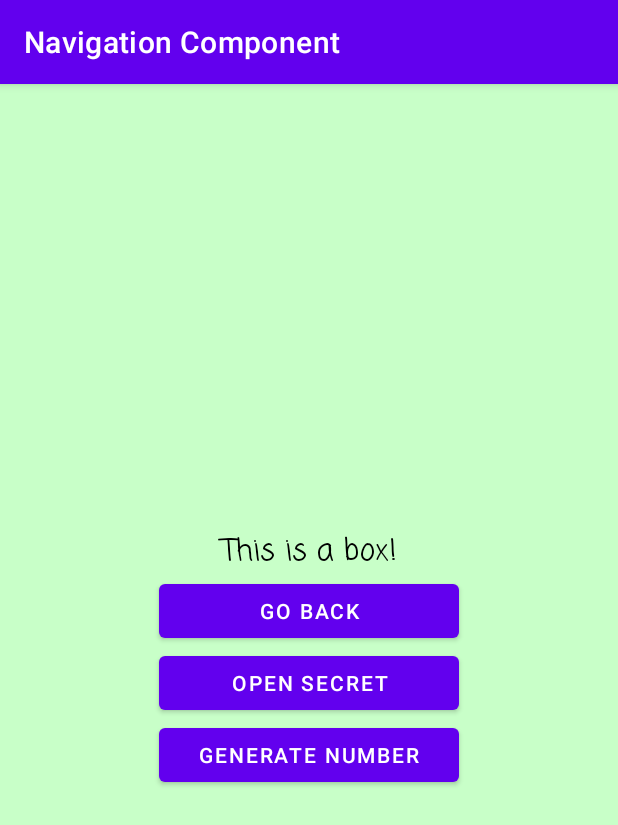
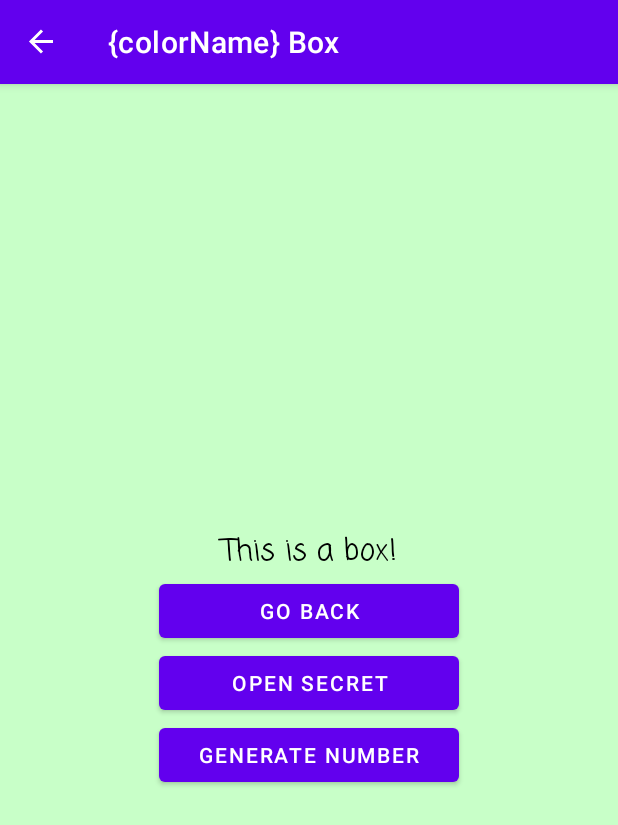
Before and after one commit to Keltullis/JetpackNavigationComponent, an Android app: the screen it shows after launch (MainActivity), after a tap on "GREEN BOX", on a phone screen of 412 x 824 dp. Shown: the top 825 px of the screen. Run offline under Robolectric (Android 15) with nearby library versions, the phone set to English and light mode, and no system bars; our stand-ins replace navigation-ui.

Commit message:
Добавил плагин Save Args,он позволил избавиться от бандлов а так же,внёс небольшие изменения в граф,теперь он использует аргументы и подставляет их.

```diff
--- a/app/build.gradle
+++ b/app/build.gradle
@@ -1,6 +1,7 @@
 plugins {
     id 'com.android.application'
     id 'org.jetbrains.kotlin.android'
+    id 'androidx.navigation.safeargs.kotlin'
 }
 
 android {
--- a/app/src/main/java/com/bignerdranch/android/navigationcomponent/BoxFragment.kt
+++ b/app/src/main/java/com/bignerdranch/android/navigationcomponent/BoxFragment.kt
@@ -5,6 +5,7 @@ import android.view.View
 import androidx.core.os.bundleOf
 import androidx.fragment.app.Fragment
 import androidx.navigation.fragment.findNavController
+import androidx.navigation.fragment.navArgs
 import com.bignerdranch.android.navigationcomponent.databinding.FragmentBoxBinding
 import kotlin.random.Random
 
@@ -12,12 +13,16 @@ class BoxFragment:Fragment(R.layout.fragment_box) {
 
     private lateinit var binding: FragmentBoxBinding
 
+    // Получаем аргументы с помощью делегата
+    private val args:BoxFragmentArgs by navArgs()
+
     override fun onViewCreated(view: View, savedInstanceState: Bundle?) {
         super.onViewCreated(view, savedInstanceState)
         binding = FragmentBoxBinding.bind(view)
 
         // Получаем
-        val color = requireArguments().getInt(ARG_COLOR)
+        //val color = BoxFragmentArgs.fromBundle(requireArguments()).color
+        val color = args.color
         binding.root.setBackgroundColor(color)
 
         binding.goBackButton.setOnClickListener {
@@ -26,15 +31,18 @@ class BoxFragment:Fragment(R.layout.fragment_box) {
         }
 
         binding.openSecretButton.setOnClickListener {
-            findNavController().navigate(R.id.action_boxFragment_to_secretFragment)
+            //findNavController().navigate(R.id.action_boxFragment_to_secretFragment)
+            findNavController().navigate(BoxFragmentDirections.actionBoxFragmentToSecretFragment())
         }
 
         binding.generateNumberButton.setOnClickListener {
-            val number = Random.nextInt()
+            val number = Random.nextInt(100)
+
             // Возвращаем число другому фрагменту силами Navigation Component
-            //findNavController().previousBackStackEntry?.savedStateHandle?.set(EXTRA_RANDOM_NUMBER,number)
+            findNavController().previousBackStackEntry?.savedStateHandle?.set(EXTRA_RANDOM_NUMBER,number)
+
             // Возвращаем число другому фрагменту силами Fragment Result Api
-            parentFragmentManager.setFragmentResult(REQUEST_CODE, bundleOf(EXTRA_RANDOM_NUMBER to number))
+            //parentFragmentManager.setFragmentResult(REQUEST_CODE, bundleOf(EXTRA_RANDOM_NUMBER to number))
 
             findNavController().popBackStack()
         }
@@ -43,6 +51,7 @@ class BoxFragment:Fragment(R.layout.fragment_box) {
 
     companion object{
         const val ARG_COLOR = "color"
+        const val ARG_COLOR_NAME = "colorName"
         const val EXTRA_RANDOM_NUMBER = "EXTRA_RANDOM_NUMBER"
         const val REQUEST_CODE = "RANDOM_NUMBER_REQUEST_CODE"
     }
--- a/app/src/main/java/com/bignerdranch/android/navigationcomponent/MainActivity.kt
+++ b/app/src/main/java/com/bignerdranch/android/navigationcomponent/MainActivity.kt
@@ -2,11 +2,31 @@ package com.bignerdranch.android.navigationcomponent
 
 import androidx.appcompat.app.AppCompatActivity
 import android.os.Bundle
+import androidx.navigation.NavController
+import androidx.navigation.fragment.NavHostFragment
+import androidx.navigation.ui.NavigationUI
 
 class MainActivity : AppCompatActivity() {
+
+    private lateinit var navController:NavController
+
     override fun onCreate(savedInstanceState: Bundle?) {
         super.onCreate(savedInstanceState)
         setContentView(R.layout.activity_main)
+        val navHost = supportFragmentManager.findFragmentById(R.id.fragmentContainer) as NavHostFragment
+        navController = navHost.navController
+
+        NavigationUI.setupActionBarWithNavController(this, navController)
+    }
+
+    override fun onSupportNavigateUp(): Boolean {
+        // если navController смог выйти на предыдущую активити,то ок
+        // а если нет,то передаём управление активити
+        return if(navController.navigateUp()){
+            true
+        } else{
+            super.onSupportNavigateUp()
+        }
     }
 }
 // Создаём граф навигации, плюсом добавляем экраны и устанавливаем связи
--- a/app/src/main/java/com/bignerdranch/android/navigationcomponent/RootFragment.kt
+++ b/app/src/main/java/com/bignerdranch/android/navigationcomponent/RootFragment.kt
@@ -17,26 +17,46 @@ class RootFragment:Fragment(R.layout.fragment_root) {
         super.onViewCreated(view, savedInstanceState)
         binding = FragmentRootBinding.bind(view)
         binding.openYellowBoxButton.setOnClickListener {
-            openBox(Color.rgb(255,255,200))
+            openBox(Color.rgb(255,255,200),getString(R.string.yellow))
         }
         binding.openGreenBoxButton.setOnClickListener {
-            openBox(Color.rgb(200,255,200))
+            openBox(Color.rgb(200,255,200),"Green")
         }
 
         // Принимаем возвращённое число из другого фрагмента силами Navigation Component
-        //findNavController().currentBackStackEntry?.savedStateHandle?.getLiveData<Int>(BoxFragment.EXTRA_RANDOM_NUMBER)?.observe(viewLifecycleOwner){
-            //Toast.makeText(requireContext(), "Generated number: $it", Toast.LENGTH_SHORT).show()
+        val liveData = findNavController().currentBackStackEntry?.savedStateHandle?.getLiveData<Int>(BoxFragment.EXTRA_RANDOM_NUMBER)
+        liveData?.observe(viewLifecycleOwner){randomNumber ->
+            if(randomNumber!=null){
+                Toast.makeText(
+                    requireContext(),
+                    "Generated number: $randomNumber",
+                    Toast.LENGTH_SHORT
+                ).show()
+                liveData.value = null
+            }
+        }
+
+        // Было
+        //findNavController().currentBackStackEntry?.savedStateHandle?.getLiveData<Int>(BoxFragment.EXTRA_RANDOM_NUMBER)?.observe(viewLifecycleOwner){randomNumber ->
+        //          Toast.makeText(requireContext(), "Generated number: $randomNumber", Toast.LENGTH_SHORT).show()
         //}
 
-        parentFragmentManager.setFragmentResultListener(BoxFragment.REQUEST_CODE,viewLifecycleOwner){ _, data ->
-            val number = data.getInt(BoxFragment.EXTRA_RANDOM_NUMBER)
-            Toast.makeText(requireContext(), "Generated number: $number", Toast.LENGTH_SHORT).show()
-        }
+        // Принимаем возвращённое число из другого фрагмента силами Fragment Result Api
+        //parentFragmentManager.setFragmentResultListener(BoxFragment.REQUEST_CODE,viewLifecycleOwner){ _, data ->
+            //val number = data.getInt(BoxFragment.EXTRA_RANDOM_NUMBER)
+            //Toast.makeText(requireContext(), "Generated number: $number", Toast.LENGTH_SHORT).show()
+        //}
     }
 
 
-    private fun openBox(color:Int){
+    private fun openBox(color:Int,colorName:String){
+
+        val direction = RootFragmentDirections.actionRootFragmentToBoxFragment(colorName,color)
+
         // Так осуществляется запуск следующего экрана с помощью Navigation component
-        findNavController().navigate(R.id.action_rootFragment_to_boxFragment, bundleOf(BoxFragment.ARG_COLOR to color))
+        // и отправка данных через дирэкшен
+        findNavController().navigate(direction)
+        // Так было
+        //findNavController().navigate(R.id.action_rootFragment_to_boxFragment, bundleOf(BoxFragment.ARG_COLOR to color,BoxFragment.ARG_COLOR_NAME to colorName))
     }
 }
--- a/app/src/main/res/navigation/nav_graph.xml
+++ b/app/src/main/res/navigation/nav_graph.xml
@@ -8,7 +8,7 @@
     <fragment
         android:id="@+id/rootFragment"
         android:name="com.bignerdranch.android.navigationcomponent.RootFragment"
-        android:label="fragment_root"
+        android:label="Root"
         tools:layout="@layout/fragment_root" >
         <action
             android:id="@+id/action_rootFragment_to_boxFragment"
@@ -18,17 +18,24 @@
     <fragment
         android:id="@+id/boxFragment"
         android:name="com.bignerdranch.android.navigationcomponent.BoxFragment"
-        android:label="fragment_box"
+        android:label="{colorName} Box"
         tools:layout="@layout/fragment_box" >
         <action
             android:id="@+id/action_boxFragment_to_secretFragment"
             app:destination="@id/secretFragment" />
+        <!-- подставляем аргумент в лэйбл -->
+        <argument
+            android:name="colorName"
+            app:argType="string" />
+        <argument
+            android:name="color"
+            app:argType="integer" />
     </fragment>
 
     <fragment
         android:id="@+id/secretFragment"
         android:name="com.bignerdranch.android.navigationcomponent.SecretFragment"
-        android:label="fragment_secret"
+        android:label="Secret"
         tools:layout="@layout/fragment_secret" />
 
 </navigation>
--- a/app/src/main/res/values/strings.xml
+++ b/app/src/main/res/values/strings.xml
@@ -9,4 +9,5 @@
     <string name="go_back">Go Back</string>
     <string name="open_secret">Open secret</string>
     <string name="generate_number">Generate number</string>
+    <string name="yellow">Yellow</string>
 </resources>
--- a/build.gradle
+++ b/build.gradle
@@ -1,4 +1,10 @@
 // Top-level build file where you can add configuration options common to all sub-projects/modules.
+buildscript {
+    dependencies {
+        classpath("androidx.navigation:navigation-safe-args-gradle-plugin:2.5.1")
+    }
+}
+
 plugins {
     id 'com.android.application' version '7.2.1' apply false
     id 'com.android.library' version '7.2.1' apply false
```
